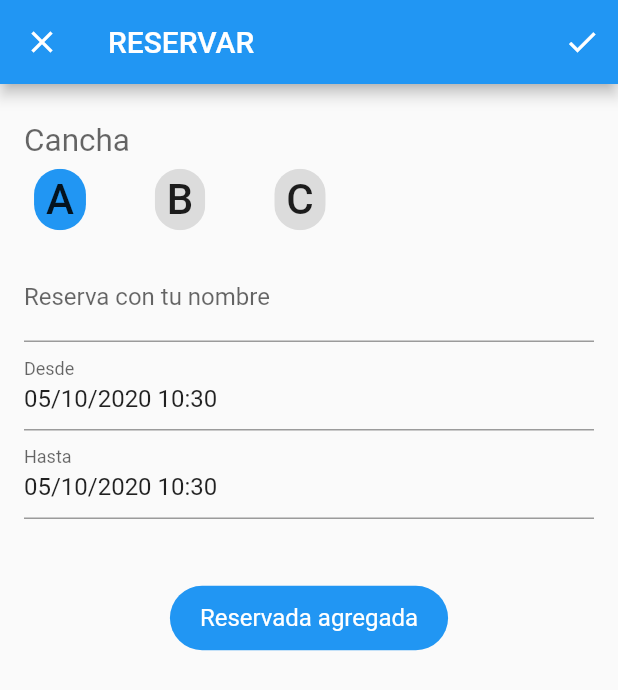
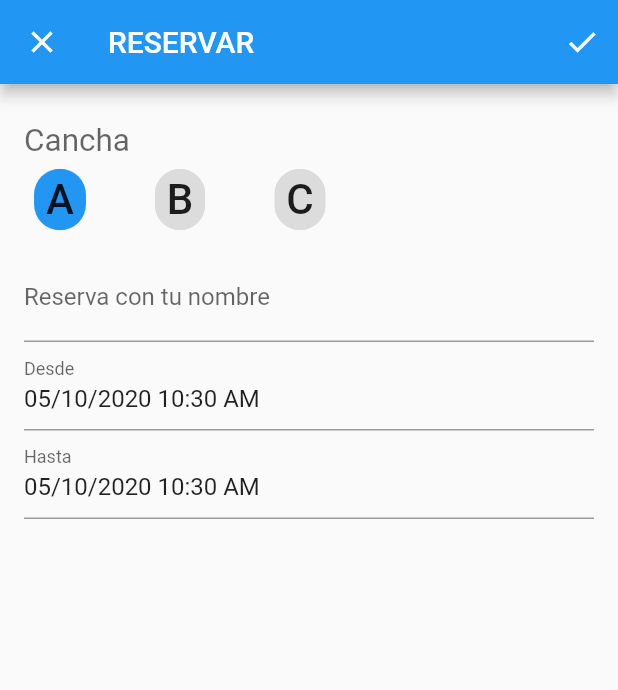
Before and after one commit to JoelEspinal/booking_tenis, a Flutter app: the ReservationForm screen opened directly, after a tap on the "check" icon, on a phone screen of 412 x 824 dp. Shown: the top 690 px of the screen. Run offline on Flutter 3.47's test engine with Material 2 defaults, Android fonts, the phone set to English and light mode, and no system bars; drawn by our look-alikes of flutter_form_builder; our stand-ins replace fluttertoast, moor; generated files the repository leaves out were written again.

```diff
--- a/lib/src/ui/widgets/reservation_form.dart
+++ b/lib/src/ui/widgets/reservation_form.dart
@@ -1,3 +1,4 @@
+import 'package:booking_tenis/src/common/constants.dart';
 import 'package:flutter/material.dart';
 import 'package:flutter_form_builder/flutter_form_builder.dart';
 import 'package:fluttertoast/fluttertoast.dart';
@@ -23,7 +24,7 @@ class ReservationForm extends StatelessWidget {
             icon: Icon(Icons.check),
             onPressed: () async {
               var _result = await _addReservation(dao);
-
+              if (_result != 0) {
                 Fluttertoast.showToast(
                     msg: (_result > -1)
                         ? 'Reservada agregada'
@@ -31,9 +32,11 @@ class ReservationForm extends StatelessWidget {
                     toastLength: Toast.LENGTH_SHORT,
                     gravity: ToastGravity.CENTER,
                     timeInSecForIosWeb: 1,
-                  backgroundColor: Colors.blue,
-                  textColor: (_result > -1) ? Colors.white : Colors.red[600],
+                    backgroundColor:
+                        (_result > -1) ? Colors.blue : Colors.red[600],
+                    textColor: Colors.white,
                     fontSize: 16.0);
+              }
             },
           ),
         ],
@@ -78,7 +81,7 @@ class ReservationForm extends StatelessWidget {
                 initialValue: DateTime.now(),
                 initialDate: DateTime.now(),
                 firstDate: DateTime.now(),
-                format: DateFormat('dd/MM/yyyy hh:mm'),
+                format: DateFormat(Constants.DATE_TIME_FORMAT),
                 decoration: InputDecoration(labelText: 'Desde'),
                 validators: [
                   FormBuilderValidators.required(),
@@ -90,7 +93,7 @@ class ReservationForm extends StatelessWidget {
                 initialValue: DateTime.now(),
                 initialDate: DateTime.now(),
                 firstDate: DateTime.now(),
-                format: DateFormat('dd/MM/yyyy hh:mm'),
+                format: DateFormat(Constants.DATE_TIME_FORMAT),
                 decoration: InputDecoration(labelText: 'Hasta'),
                 validators: [
                   FormBuilderValidators.required(),
@@ -105,14 +108,36 @@ class ReservationForm extends StatelessWidget {
 
   Future<int> _addReservation(dao) async {
     if (_fbKey.currentState.validate()) {
-      var _owner = _fbKey.currentState.fields['name'].currentState.value;
-      var _court = _fbKey.currentState.fields['court'].currentState.value;
-      var _from = _fbKey.currentState.fields['from'].currentState.value;
-      var _to = _fbKey.currentState.fields['to'].currentState.value;
+      String _owner = _fbKey.currentState.fields['name'].currentState.value;
+      String _court = _fbKey.currentState.fields['court'].currentState.value;
+      DateTime _from = _fbKey.currentState.fields['from'].currentState.value;
+      DateTime _to = _fbKey.currentState.fields['to'].currentState.value;
+
+      var message = '';
+      if (_from.isAfter(_to)) {
+        message = 'Selecciones fechas validas';
+      } else if (_from.isAtSameMomentAs(_to)) {
+        message = 'Fechas identicas';
+      } else if (_from.isBefore(DateTime.now())) {
+        message = 'Seleccione fechas futuras';
+      }
+
+      if (message.isNotEmpty) {
+        Fluttertoast.showToast(
+            msg: message,
+            toastLength: Toast.LENGTH_SHORT,
+            gravity: ToastGravity.CENTER,
+            timeInSecForIosWeb: 1,
+            backgroundColor: Colors.red[300],
+            textColor: Colors.white,
+            fontSize: 16.0);
+        return Future.value(0);
+      }
 
       return await dao.addReservation(
           court: _court, reservationOwner: _owner, form: _from, to: _to);
     }
+
     return 0;
   }
 }
```
Lines whose indentation alone changed are shown as unchanged.
